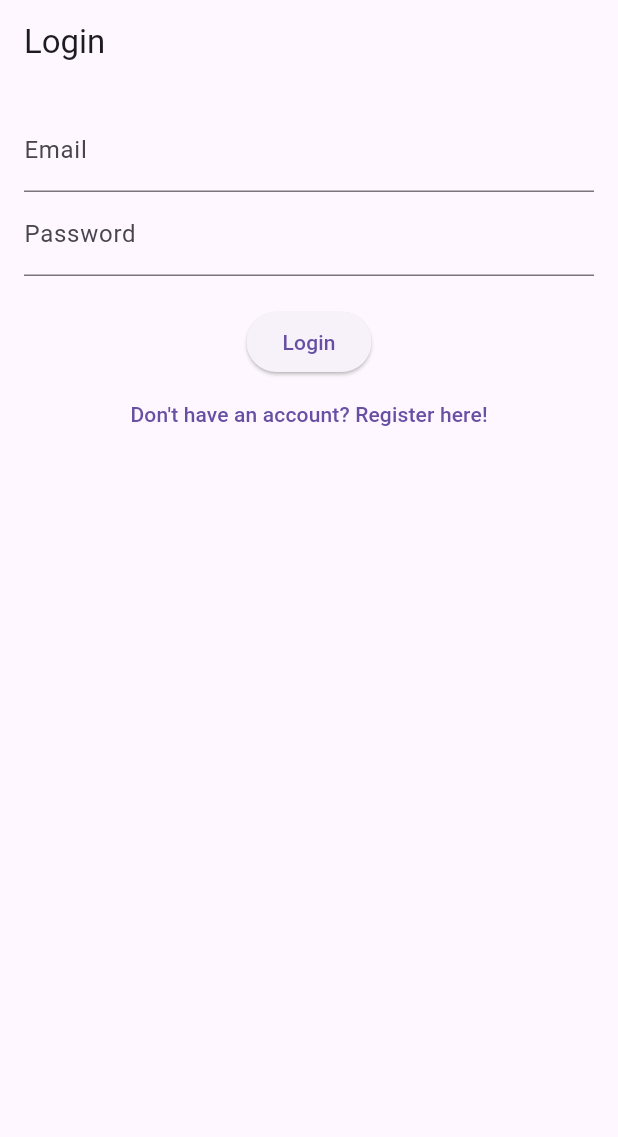
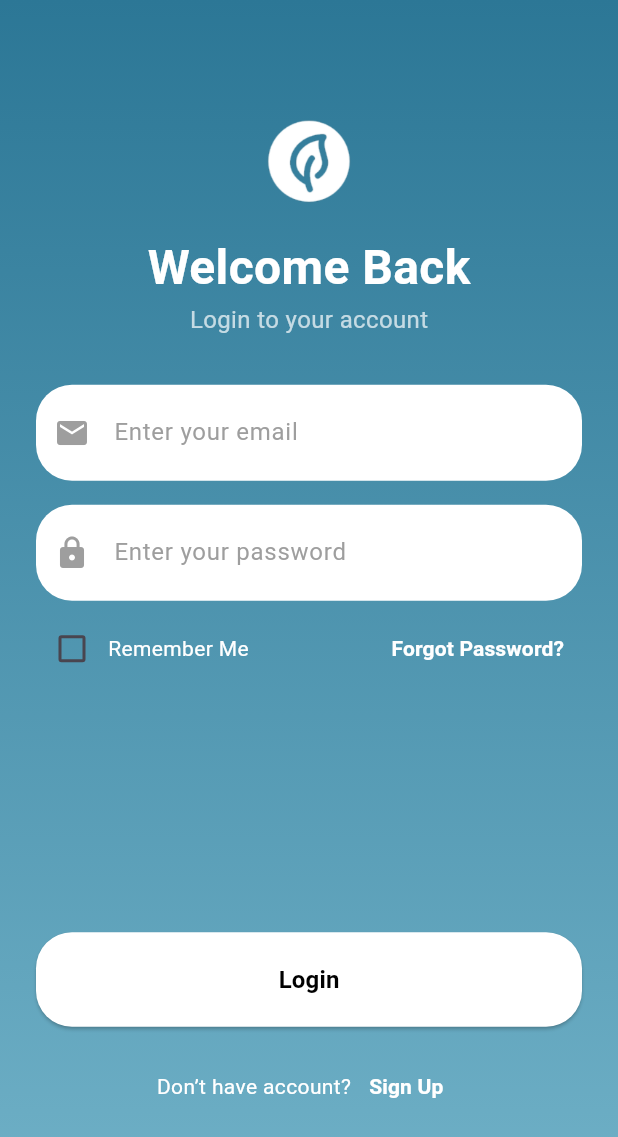
Before and after one commit to putritheresia21/gluco-track, a Flutter app: the LoginPage screen opened directly, on a phone screen of 412 x 824 dp. Shown: the top 1137 px of the screen. Run offline on Flutter 3.47's test engine with Material 3 defaults, Android fonts, the phone set to English and light mode, and no system bars; our stand-ins replace cloud_firestore, firebase_auth, firebase_core, google_fonts, shared_preferences; accounts and stored records are empty; network calls fail.

Commit message:
penambahan splash screen, getting started (alyssia) perubahan desain login page dan pemindahan button logout di profile

```diff
--- a/lib/main.dart
+++ b/lib/main.dart
@@ -4,6 +4,7 @@ import 'firebase_options.dart';
 import 'package:shared_preferences/shared_preferences.dart';
 import '../pages/login_page.dart';
 import '../pages/navbar.dart';
+import '../pages/splash_screen.dart';
 
 void main() async {
   WidgetsFlutterBinding.ensureInitialized();
@@ -26,9 +27,10 @@ class MainApp extends StatelessWidget {
         username: username,
       );
     } else {
-      return const LoginPage();
+      return const SplashScreen();
     }
   }
+
   const MainApp({super.key});
 
   @override
--- a/lib/pages/login_page.dart
+++ b/lib/pages/login_page.dart
@@ -23,6 +23,7 @@ Future<void> saveLoginData(String userId, String username) async {
 class _LoginPageState extends State<LoginPage> {
   final emailController = TextEditingController();
   final passwordController = TextEditingController();
+  bool rememberMe = false;
 
   final AuthService _authService = AuthService();
 
@@ -34,57 +35,160 @@ class _LoginPageState extends State<LoginPage> {
 
     if (user != null) {
       final uid = user.uid;
-      final userDoc = await FirebaseFirestore.instance.collection('users').doc(uid).get();
+      final userDoc =
+          await FirebaseFirestore.instance.collection('users').doc(uid).get();
       String username = "";
 
       if (userDoc.exists) {
         final userData = userDoc.data();
         username = (userData?['username'] as String?)?.trim() ?? "";
       }
-      if (username.isEmpty){
+      if (username.isEmpty) {
         username = user.email ?? "User";
       }
 
       await saveLoginData(uid, username);
-      ScaffoldMessenger.of(context).showSnackBar(
-        SnackBar(content: Text("Welcome back, $username!"))
-      );
+      ScaffoldMessenger.of(context)
+          .showSnackBar(SnackBar(content: Text("Welcome back, $username!")));
 
       Navigator.pushReplacement(
         context,
-        MaterialPageRoute(builder: (_) => CustomBottomNav(
+        MaterialPageRoute(
+            builder: (_) => CustomBottomNav(
                   userId: user.uid,
                   username: username,
                 )),
       );
     } else {
-      ScaffoldMessenger.of(context).showSnackBar(
-        SnackBar(content: Text("Login failed."))
-      );
+      ScaffoldMessenger.of(context)
+          .showSnackBar(SnackBar(content: Text("Login failed.")));
     }
   }
 
   @override
   Widget build(BuildContext context) {
     return Scaffold(
-      appBar: AppBar(title: Text("Login")),
-      body: Padding(
-        padding: const EdgeInsets.all(16),
+      body: Container(
+        decoration: const BoxDecoration(
+          gradient: LinearGradient(
+            begin: Alignment.topCenter,
+            end: Alignment.bottomCenter,
+            colors: [
+              Color(0xFF2C7796),
+              Color(0xFF71B2C8),
+            ],
+          ),
+        ),
+        child: SafeArea(
+          child: Center(
+              child: SingleChildScrollView(
+            padding: const EdgeInsets.symmetric(horizontal: 24),
             child: Column(
+              mainAxisAlignment: MainAxisAlignment.center,
               children: [
-            TextField(
-              controller: emailController,
-              decoration: InputDecoration(labelText: "Email"),
+                Image.asset('assets/Logo.png', height: 64, width: 64),
+                const SizedBox(height: 16),
+                const Text(
+                  "Welcome Back",
+                  style: TextStyle(
+                    fontSize: 32,
+                    fontWeight: FontWeight.bold,
+                    color: Colors.white,
                   ),
-            TextField(
-              controller: passwordController,
-              decoration: InputDecoration(labelText: "Password"),
+                ),
+                const Text(
+                  "Login to your account",
+                  style: TextStyle(
+                    fontSize: 16,
+                    color: Colors.white70,
+                  ),
+                ),
+                const SizedBox(height: 32),
+
+                buildInputField(
+                  icon: Icons.email,
+                  hint: "Enter your email",
+                  contoller: emailController,
+                  obscureText: false,
+                ),
+                const SizedBox(height: 16),
+
+                buildInputField(
+                  icon: Icons.lock,
+                  hint: "Enter your password",
+                  contoller: passwordController,
                   obscureText: true,
                 ),
-            SizedBox(height: 20),
-            ElevatedButton(
+                const SizedBox(height: 8),
+
+                Row(
+                  mainAxisAlignment: MainAxisAlignment.spaceBetween,
+                  children: [
+                    Row(
+                      children: [
+                        Checkbox(
+                          value: rememberMe,
+                          onChanged: (value) {
+                            setState(() {
+                              rememberMe = value ?? false;
+                            });
+                          },
+                          activeColor: Colors.white,
+                          checkColor: Colors.blue,
+                        ),
+                        const Text(
+                          "Remember Me",
+                          style: TextStyle(color: Colors.white),
+                        ),
+                      ],
+                    ),
+                    TextButton(
+                      onPressed: () {
+                        // implementasi Forgot Password soon
+                      },
+                      child: const Text(
+                        "Forgot Password?",
+                        style: TextStyle(
+                          color: Colors.white,
+                          fontWeight: FontWeight.bold,
+                        ),
+                      ),
+                    ),
+                  ],
+                ),
+                const SizedBox(height: 165),
+
+                // Login Button
+                SizedBox(
+                  width: double.infinity,
+                  child: ElevatedButton(
                     onPressed: handleLogin,
-              child: Text("Login"),
+                    style: ElevatedButton.styleFrom(
+                      padding: const EdgeInsets.symmetric(vertical: 20),
+                      shape: RoundedRectangleBorder(
+                        borderRadius: BorderRadius.circular(24),
+                      ),
+                      backgroundColor: Colors.white,
+                    ),
+                    child: const Text(
+                      "Login",
+                      style: TextStyle(
+                        color: Colors.black,
+                        fontSize: 16,
+                        fontWeight: FontWeight.bold,
+                      ),
+                    ),
+                  ),
+                ),
+                const SizedBox(height: 16),
+
+                // Sign Up shortcut
+                Row(
+                  mainAxisAlignment: MainAxisAlignment.center,
+                  children: [
+                    const Text(
+                      "Don’t have account?",
+                      style: TextStyle(color: Colors.white),
                     ),
                     TextButton(
                       onPressed: () {
@@ -93,9 +197,19 @@ class _LoginPageState extends State<LoginPage> {
                           MaterialPageRoute(builder: (_) => RegisterPage()),
                         );
                       },
-              child: Text("Don't have an account? Register here!"),
+                      child: const Text(
+                        "Sign Up",
+                        style: TextStyle(
+                          color: Colors.white,
+                          fontWeight: FontWeight.bold,
+                        ),
+                      ),
+                    )
+                  ],
                 ),
               ],
+            ),
+          )),
         ),
       ),
     );
--- a/pubspec.yaml
+++ b/pubspec.yaml
@@ -13,6 +13,7 @@ dependencies:
   firebase_auth: ^4.17.4
   cloud_firestore: ^4.17.5
   shared_preferences: ^2.2.2
+  google_fonts: ^6.2.1
 
 dev_dependencies:
   flutter_test:
```
Also changed, not shown: lib/pages/home_page.dart (+2 -51 lines), lib/pages/navbar.dart (+4 -4 lines), lib/pages/profile.dart (added, +70 -0 lines), lib/pages/splash_screen.dart (added, +62 -0 lines), lib/pages/started_page.dart (added, +118 -0 lines), assets/GetStarted.png (added), assets/navbar/article.png (added), pubspec.lock, 1 other file. Lines whose indentation alone changed are shown as unchanged.
